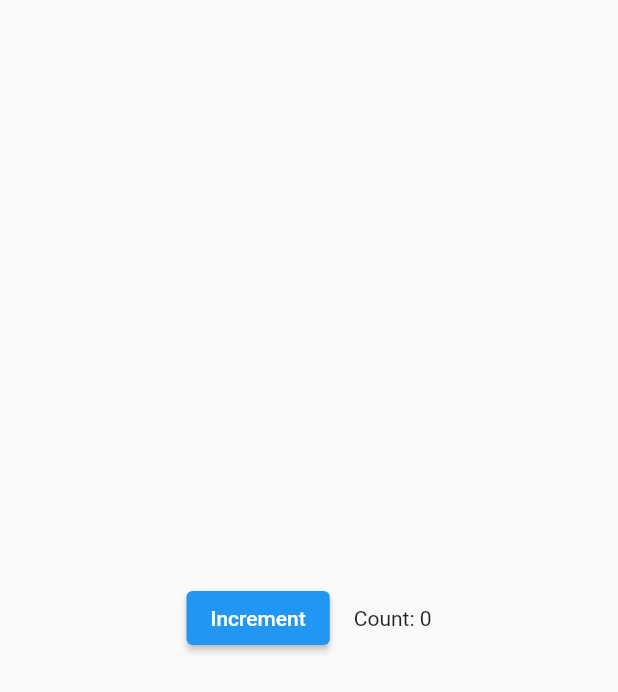
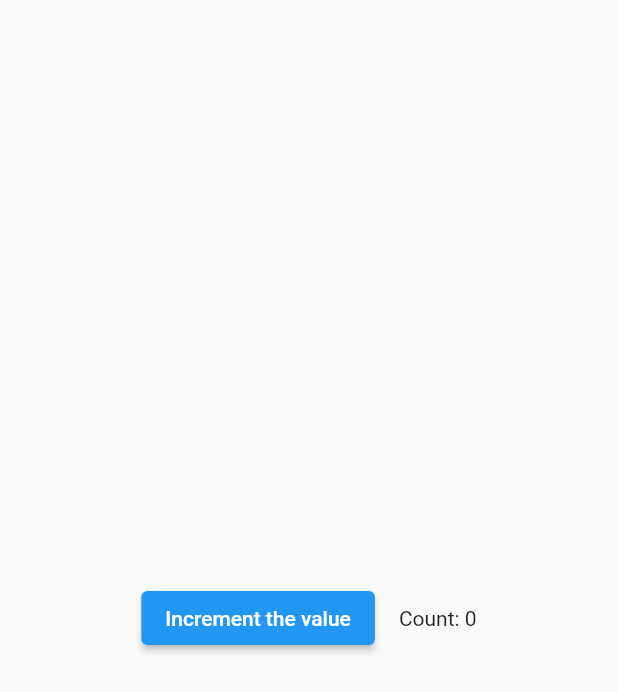
Before and after one commit to RishikantSri/flutterpro, a Flutter app: the screen it shows after launch, on a phone screen of 412 x 824 dp. Shown: the top 692 px of the screen. Run offline on Flutter 3.47's test engine with Material 2 defaults, Android fonts, the phone set to English and light mode, and no system bars.

```diff
--- a/lib/main.dart
+++ b/lib/main.dart
@@ -1,12 +1,33 @@
 import 'package:flutter/material.dart';
 
+class CounterDisplay extends StatelessWidget {
+  const CounterDisplay({required this.count, super.key});
+
+  final int count;
+
+  @override
+  Widget build(BuildContext context) {
+    return Text('Count: $count');
+  }
+}
+
+
+
+class CounterIncrementor extends StatelessWidget {
+  const CounterIncrementor({required this.onPressed, super.key});
+
+  final VoidCallback onPressed;
+
+  @override
+  Widget build(BuildContext context) {
+    return ElevatedButton(
+      onPressed: onPressed,
+      child: const Text('Increment the value'),
+    );
+  }
+}
+
 class Counter extends StatefulWidget {
-  // This class is the configuration for the state.
-  // It holds the values (in this case nothing) provided
-  // by the parent and used by the build  method of the
-  // State. Fields in a Widget subclass are always marked
-  // "final".
-
   const Counter({super.key});
 
   @override
@@ -18,34 +39,18 @@ class _CounterState extends State<Counter> {
 
   void _increment() {
     setState(() {
-      // This call to setState tells the Flutter framework
-      // that something has changed in this State, which
-      // causes it to rerun the build method below so that
-      // the display can reflect the updated values. If you
-      // change _counter without calling setState(), then
-      // the build method won't be called again, and so
-      // nothing would appear to happen.
-      _counter++;
+      ++_counter;
     });
   }
 
   @override
   Widget build(BuildContext context) {
-    // This method is rerun every time setState is called,
-    // for instance, as done by the _increment method above.
-    // The Flutter framework has been optimized to make
-    // rerunning build methods fast, so that you can just
-    // rebuild anything that needs updating rather than
-    // having to individually changes instances of widgets.
     return Row(
       mainAxisAlignment: MainAxisAlignment.center,
       children: <Widget>[
-        ElevatedButton(
-          onPressed: _increment,
-          child: const Text('Increment'),
-        ),
+        CounterIncrementor(onPressed: _increment),
         const SizedBox(width: 16),
-        Text('Count: $_counter'),
+        CounterDisplay(count: _counter),
       ],
     );
   }
```
